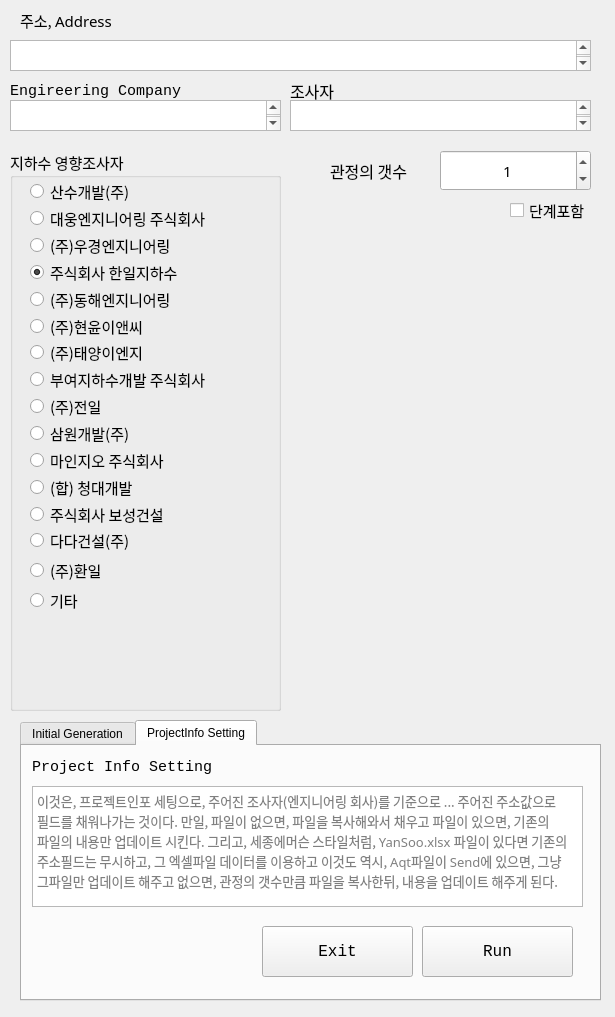
Before: the Qt Designer form 11_util/totalcmd python/03_GroundWater Ussage/10_QT YangSoo File Generator  V2/01_Original File/aqt_input.ui in ihanseol/04_PyhtonDemoDojang, drawn with Qt 5.
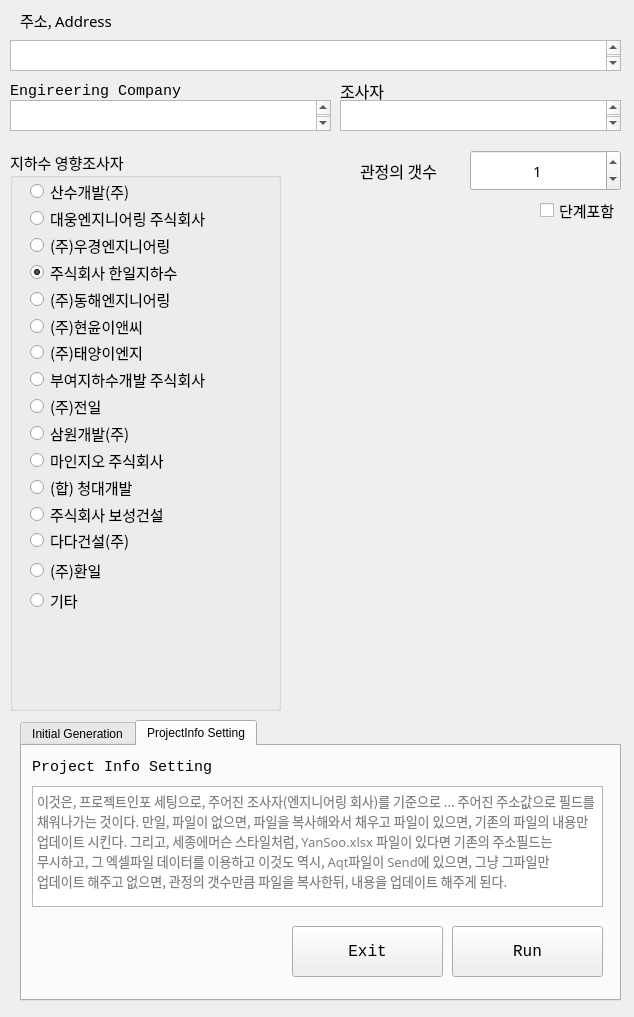
After: the same form once the commit is applied. The open tabs and pages were chosen to show the change.

Patch:
```diff
--- a/11_util/totalcmd python/03_GroundWater Ussage/10_QT YangSoo File Generator  V2/01_Original File/aqt_input.ui
+++ b/11_util/totalcmd python/03_GroundWater Ussage/10_QT YangSoo File Generator  V2/01_Original File/aqt_input.ui
@@ -6,7 +6,7 @@
    <rect>
     <x>0</x>
     <y>0</y>
-    <width>615</width>
+    <width>634</width>
     <height>1017</height>
    </rect>
   </property>
@@ -19,7 +19,7 @@
      <rect>
       <x>20</x>
       <y>720</y>
-      <width>581</width>
+      <width>601</width>
       <height>281</height>
      </rect>
     </property>
@@ -132,7 +132,7 @@
      <widget class="QPushButton" name="pushButton_3">
       <property name="geometry">
        <rect>
-        <x>400</x>
+        <x>430</x>
         <y>180</y>
         <width>151</width>
         <height>51</height>
@@ -172,7 +172,7 @@
        <rect>
         <x>10</x>
         <y>40</y>
-        <width>551</width>
+        <width>571</width>
         <height>121</height>
        </rect>
       </property>
@@ -189,7 +189,7 @@
      <widget class="QPushButton" name="pushButton_4">
       <property name="geometry">
        <rect>
-        <x>240</x>
+        <x>270</x>
         <y>180</y>
         <width>151</width>
         <height>51</height>
@@ -212,7 +212,7 @@
      <rect>
       <x>10</x>
       <y>40</y>
-      <width>581</width>
+      <width>611</width>
       <height>31</height>
      </rect>
     </property>
@@ -266,7 +266,7 @@
      <rect>
       <x>10</x>
       <y>100</y>
-      <width>271</width>
+      <width>321</width>
       <height>31</height>
      </rect>
     </property>
@@ -609,7 +609,7 @@
    <widget class="QLabel" name="label_2">
     <property name="geometry">
      <rect>
-      <x>330</x>
+      <x>360</x>
       <y>160</y>
       <width>91</width>
       <height>21</height>
@@ -628,7 +628,7 @@
    <widget class="QCheckBox" name="checkBox">
     <property name="geometry">
      <rect>
-      <x>510</x>
+      <x>540</x>
       <y>200</y>
       <width>81</width>
       <height>20</height>
@@ -647,7 +647,7 @@
    <widget class="QSpinBox" name="spinBox">
     <property name="geometry">
      <rect>
-      <x>440</x>
+      <x>470</x>
       <y>150</y>
       <width>151</width>
       <height>41</height>
@@ -675,9 +675,9 @@
    <widget class="QTextEdit" name="textEdit_company">
     <property name="geometry">
      <rect>
-      <x>290</x>
+      <x>340</x>
       <y>100</y>
-      <width>301</width>
+      <width>281</width>
       <height>31</height>
      </rect>
     </property>
@@ -691,7 +691,7 @@
    <widget class="QLabel" name="label_6">
     <property name="geometry">
      <rect>
-      <x>290</x>
+      <x>340</x>
       <y>80</y>
       <width>91</width>
       <height>21</height>
```
Left out of the diff: 4 changed lines with no effect on the pictures.
